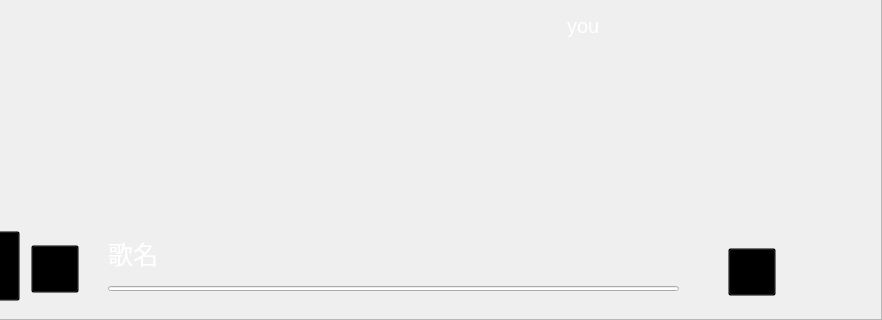
Before: the Qt Designer form form.ui in ColinYoungTaro/rasb-pi-pyano, drawn with Qt 5; both pictures show x 142 to 1024 and y 280 to 600 of the 1024 by 600 pixel window.
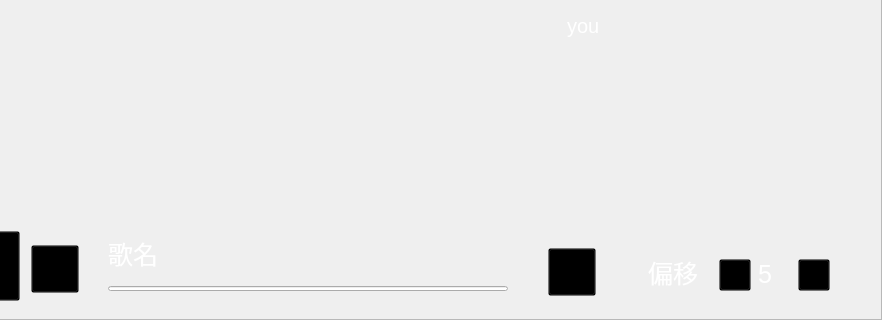
After: the same form once the commit is applied. Icons and pictures are not drawn.

What changed in the file:
```diff
--- a/form.ui
+++ b/form.ui
@@ -156,7 +156,7 @@
      <rect>
       <x>250</x>
       <y>566</y>
-      <width>571</width>
+      <width>400</width>
       <height>5</height>
      </rect>
     </property>
@@ -195,7 +195,7 @@
    <widget class="QPushButton" name="uploadButton">
     <property name="geometry">
      <rect>
-      <x>870</x>
+      <x>690</x>
       <y>528</y>
       <width>48</width>
       <height>48</height>
@@ -216,6 +216,81 @@
      <string/>
     </property>
    </widget>
+   <widget class="QLabel" name="baseLabel">
+    <property name="geometry">
+     <rect>
+      <x>900</x>
+      <y>539</y>
+      <width>31</width>
+      <height>31</height>
+     </rect>
+    </property>
+    <property name="styleSheet">
+     <string notr="true">
+font-family:'consolas','等线';
+font-size:25px;
+color:white;
+text-align:center
+</string>
+    </property>
+    <property name="text">
+     <string>5</string>
+    </property>
+   </widget>
+   <widget class="QPushButton" name="addButton">
+    <property name="geometry">
+     <rect>
+      <x>940</x>
+      <y>539</y>
+      <width>32</width>
+      <height>32</height>
+     </rect>
+    </property>
+    <property name="styleSheet">
+     <string notr="true">	background-color:transparent;
+	border-image:url(:/assets/plus.png);
+	outline:0px;</string>
+    </property>
+    <property name="text">
+     <string/>
+    </property>
+   </widget>
+   <widget class="QPushButton" name="minusButton">
+    <property name="geometry">
+     <rect>
+      <x>861</x>
+      <y>539</y>
+      <width>32</width>
+      <height>32</height>
+     </rect>
+    </property>
+    <property name="styleSheet">
+     <string notr="true">	background-color:transparent;
+	border-image:url(:/assets/minus.png);
+	outline:0px;</string>
+    </property>
+    <property name="text">
+     <string/>
+    </property>
+   </widget>
+   <widget class="QLabel" name="songLabel_3">
+    <property name="geometry">
+     <rect>
+      <x>790</x>
+      <y>537</y>
+      <width>61</width>
+      <height>31</height>
+     </rect>
+    </property>
+    <property name="styleSheet">
+     <string notr="true">	font-family:'consolas','等线';
+	font-size:25px;
+	color:white;</string>
+    </property>
+    <property name="text">
+     <string>偏移</string>
+    </property>
+   </widget>
   </widget>
  </widget>
  <resources/>
```
